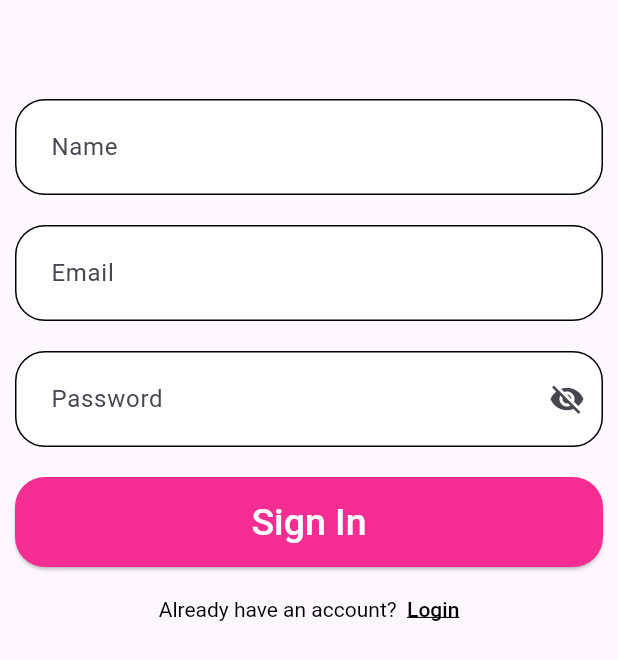
After one commit to AnandhuA/TransactionsApp, a Flutter app: the screen it shows after launch, after a tap on "Sign In", on a phone screen of 412 x 824 dp. The commit adds this screen. Shown: the top 660 px of the screen. Run offline on Flutter 3.47's test engine with Material 3 defaults, Android fonts, the phone set to English and light mode, and no system bars; our stand-ins replace flutter_bloc, shimmer.

Commit message:
loginand sign in screen added

```diff
--- /dev/null
+++ b/lib/core/colors.dart
@@ -0,0 +1,10 @@
+import 'package:flutter/material.dart';
+
+const Color primaryColor = Color(0xFFF42D92);
+const Color secondaryColor = Color(0xFF53ABFF);
+const Color blackColor = Colors.black;
+const Color whiteColor = Colors.white;
+const Color greyColor = Colors.grey;
+const Color boderColor = Colors.black;
+const Color errorColor = Colors.red;
+const Color bacgroundColor = whiteColor;
--- /dev/null
+++ b/lib/core/styles.dart
@@ -0,0 +1,54 @@
+import 'package:flutter/material.dart';
+import 'package:transaction_app/core/colors.dart';
+
+final elevatedButtonStyle = ButtonStyle(
+  minimumSize: const WidgetStatePropertyAll(
+    Size(double.infinity, 60),
+  ),
+  backgroundColor: const WidgetStatePropertyAll(
+    primaryColor,
+  ),
+  textStyle: const WidgetStatePropertyAll(
+    TextStyle(fontSize: 25, fontWeight: FontWeight.w500),
+  ),
+  foregroundColor: const WidgetStatePropertyAll(
+    whiteColor,
+  ),
+  shape: WidgetStateProperty.all(
+    RoundedRectangleBorder(
+      borderRadius: BorderRadius.circular(
+        20,
+      ),
+    ),
+  ),
+);
+
+
+final textFieldStyle =  InputDecorationTheme(
+  contentPadding: const EdgeInsets.all(20),
+  border: const OutlineInputBorder(
+    borderSide:  BorderSide(color: boderColor),
+  ),
+  enabledBorder: OutlineInputBorder(
+    borderSide: const BorderSide(color: boderColor),
+    borderRadius: BorderRadius.circular(20),
+  ),
+  errorBorder: OutlineInputBorder(
+    borderRadius: BorderRadius.circular(20),
+    borderSide: const BorderSide(color: errorColor),
+  ),
+  fillColor: bacgroundColor,
+  filled: true,
+  focusedBorder: OutlineInputBorder(
+    borderSide: const BorderSide(color: primaryColor),
+    borderRadius: BorderRadius.circular(20),
+  ),
+  focusedErrorBorder: OutlineInputBorder(
+    borderRadius: BorderRadius.circular(20),
+    borderSide: const BorderSide(color: primaryColor),
+  ),
+  hintStyle: const TextStyle(
+
+    fontSize: 15,
+  ),
+);
--- /dev/null
+++ b/lib/core/validation.dart
@@ -0,0 +1,43 @@
+String? validateEmail(String? email) {
+  if (email == null || email.isEmpty) {
+    return 'Please enter an email address.';
+  }
+  RegExp emailRegex = RegExp(
+      r'^(([^<>()[\]\\.,;:\s@\"]+(\.[^<>()[\]\\.,;:\s@\"]+)*)|(\".+\"))@((\[[0-9]{1,3}\.[0-9]{1,3}\.[0-9]{1,3}\.[0-9]{1,3}\])|(([a-zA-Z\-0-9]+\.)+[a-zA-Z]{2,}))$');
+  if (!emailRegex.hasMatch(email)) {
+    return 'Please enter a valid email address.';
+  }
+  return null;
+}
+
+// password validator
+String? validatePassword(String? password) {
+  if (password == null || password.isEmpty) {
+    return 'Please enter a password.';
+  }
+  if (password.length < 8) {
+    return 'Password must be at least 8 characters long.';
+  }
+  if (!RegExp(r'[A-Z]').hasMatch(password)) {
+    return 'Password must contain at least one uppercase letter.';
+  }
+  if (!RegExp(r'[a-z]').hasMatch(password)) {
+    return 'Password must contain at least one lowercase letter.';
+  }
+  if (!RegExp(r'\d').hasMatch(password)) {
+    return 'Password must contain at least one number.';
+  }
+  if (!RegExp(r'[@$!%#?&]').hasMatch(password)) {
+    return 'At least one special character (@, \$, !, %, #, ?, &).';
+  }
+  return null;
+}
+
+//name validator
+
+String? validateName(String? name) {
+  if (name == null || name.isEmpty) {
+    return 'Please enter a name.';
+  }
+  return null;
+}
--- /dev/null
+++ b/lib/screens/intro_screen.dart
@@ -0,0 +1,68 @@
+import 'package:flutter/gestures.dart';
+import 'package:flutter/material.dart';
+import 'package:transaction_app/core/const_size.dart';
+import 'package:transaction_app/core/styles.dart';
+import 'package:transaction_app/screens/login_screen.dart';
+import 'package:transaction_app/screens/sign_in_screen.dart';
+
+class IntroScreen extends StatelessWidget {
+  const IntroScreen({super.key});
+
+  @override
+  Widget build(BuildContext context) {
+    return Scaffold(
+      body: Padding(
+        padding: const EdgeInsets.all(20),
+        child: Column(
+          children: [
+            const Spacer(),
+            ElevatedButton(
+              style: elevatedButtonStyle,
+              onPressed: () {
+                Navigator.pushReplacement(
+                  context,
+                  MaterialPageRoute(
+                    builder: (context) => SignInScreen(),
+                  ),
+                );
+              },
+              child: const Text(
+                "Sign In",
+                style: TextStyle(color: Colors.white),
+              ),
+            ),
+            height20,
+            Center(
+              child: RichText(
+                text: TextSpan(
+                  style: const TextStyle(color: Colors.black),
+                  text: "Already have an account?  ",
+                  children: <TextSpan>[
+                    TextSpan(
+                      text: 'Login',
+                      style: const TextStyle(
+                        color: Colors.black,
+                        decoration: TextDecoration.underline,
+                        fontWeight: FontWeight.w500,
+                      ),
+                      recognizer: TapGestureRecognizer()
+                        ..onTap = () {
+                          Navigator.pushReplacement(
+                            context,
+                            MaterialPageRoute(
+                              builder: (context) => LoginScreen(),
+                            ),
+                          );
+                        },
+                    ),
+                  ],
+                ),
+              ),
+            ),
+            height30
+          ],
+        ),
+      ),
+    );
+  }
+}
--- /dev/null
+++ b/lib/screens/sign_in_screen.dart
@@ -0,0 +1,90 @@
+import 'package:flutter/gestures.dart';
+import 'package:flutter/material.dart';
+import 'package:transaction_app/core/colors.dart';
+import 'package:transaction_app/core/const_size.dart';
+import 'package:transaction_app/core/styles.dart';
+import 'package:transaction_app/core/validation.dart';
+import 'package:transaction_app/screens/login_screen.dart';
+import 'package:transaction_app/screens/widgets/text_feild.dart';
+
+class SignInScreen extends StatelessWidget {
+  SignInScreen({super.key});
+  final TextEditingController _nameController = TextEditingController();
+  final TextEditingController _emailController = TextEditingController();
+  final TextEditingController _passwordController = TextEditingController();
+  @override
+  Widget build(BuildContext context) {
+    return Scaffold(
+      appBar: AppBar(),
+      body: Padding(
+        padding: const EdgeInsets.all(10),
+        child: SingleChildScrollView(
+          child: Form(
+              child: Column(
+            children: [
+              TextFieldWidget(
+                labelText: "Name",
+                keyboardType: TextInputType.emailAddress,
+                controller: _nameController,
+                validation: validateName,
+              ),
+              height20,
+              TextFieldWidget(
+                labelText: "Email",
+                keyboardType: TextInputType.emailAddress,
+                controller: _emailController,
+                validation: validateEmail,
+              ),
+              height20,
+              TextFieldWidget(
+                labelText: "Password",
+                keyboardType: TextInputType.emailAddress,
+                controller: _passwordController,
+                validation: validatePassword,
+                suffixIcon: true,
+              ),
+              height20,
+              ElevatedButton(
+                style: elevatedButtonStyle,
+                onPressed: () {},
+                child: const Text(
+                  "Sign In",
+                  style: TextStyle(color: whiteColor),
+                ),
+              ),
+              height20,
+              Center(
+                child: RichText(
+                  text: TextSpan(
+                    style: const TextStyle(color: Colors.black),
+                    text: "Already have an account?  ",
+                    children: <TextSpan>[
+                      TextSpan(
+                        text: 'Login',
+                        style: const TextStyle(
+                          color: Colors.black,
+                          decoration: TextDecoration.underline,
+                          fontWeight: FontWeight.w500,
+                        ),
+                        recognizer: TapGestureRecognizer()
+                          ..onTap = () {
+                            Navigator.pushReplacement(
+                              context,
+                              MaterialPageRoute(
+                                builder: (context) => LoginScreen(),
+                              ),
+                            );
+                          },
+                      ),
+                    ],
+                  ),
+                ),
+              ),
+              height30
+            ],
+          )),
+        ),
+      ),
+    );
+  }
+}
--- /dev/null
+++ b/lib/screens/widgets/text_feild.dart
@@ -0,0 +1,76 @@
+import 'package:flutter/material.dart';
+import 'package:transaction_app/core/colors.dart';
+import 'package:transaction_app/core/styles.dart';
+
+// ignore: must_be_immutable
+class TextFieldWidget extends StatefulWidget {
+  final String labelText;
+  bool obscureText;
+  final TextInputType keyboardType;
+  final bool suffixIcon;
+  final TextEditingController controller;
+  final FormFieldValidator<String>? validation;
+  TextFieldWidget(
+      {super.key,
+      required this.labelText,
+      this.obscureText = false,
+      this.suffixIcon = false,
+      required this.keyboardType,
+      required this.controller,
+      required this.validation});
+
+  @override
+  State<TextFieldWidget> createState() => _TextFieldWidgetState();
+}
+
+class _TextFieldWidgetState extends State<TextFieldWidget> {
+  @override
+  Widget build(BuildContext context) {
+    return TextFormField(
+      validator: widget.validation,
+      controller: widget.controller,
+      obscureText: widget.obscureText,
+      keyboardType: widget.keyboardType,
+      decoration: InputDecoration(
+        contentPadding: const EdgeInsets.all(20),
+        border: const OutlineInputBorder(
+          borderSide: BorderSide(color: boderColor),
+        ),
+        enabledBorder: OutlineInputBorder(
+          borderSide: const BorderSide(color: boderColor),
+          borderRadius: BorderRadius.circular(20),
+        ),
+        errorBorder: OutlineInputBorder(
+          borderRadius: BorderRadius.circular(20),
+          borderSide: const BorderSide(color: errorColor),
+        ),
+        fillColor: bacgroundColor,
+        filled: true,
+        focusedBorder: OutlineInputBorder(
+          borderSide: const BorderSide(color: primaryColor),
+          borderRadius: BorderRadius.circular(20),
+        ),
+        focusedErrorBorder: OutlineInputBorder(
+          borderRadius: BorderRadius.circular(20),
+          borderSide: const BorderSide(color: primaryColor),
+        ),
+        hintStyle: const TextStyle(
+          fontSize: 15,
+        ),
+        labelText: widget.labelText,
+        suffixIcon: widget.suffixIcon
+            ? IconButton(
+                onPressed: () {
+                  setState(() {
+                    widget.obscureText = !widget.obscureText;
+                  });
+                },
+                icon: widget.obscureText
+                    ? const Icon(Icons.visibility)
+                    : const Icon(Icons.visibility_off),
+              )
+            : null,
+      ),
+    );
+  }
+}
```
Also changed, not shown: lib/core/const_size.dart (added, +16 -0 lines), lib/core/theme.dart (added, +22 -0 lines), lib/main.dart (+3 -4 lines), lib/screens/home_screen.dart (+35 -21 lines), lib/screens/login_screen.dart (added, +84 -0 lines), lib/screens/profile_screen.dart (+11 -21 lines).
